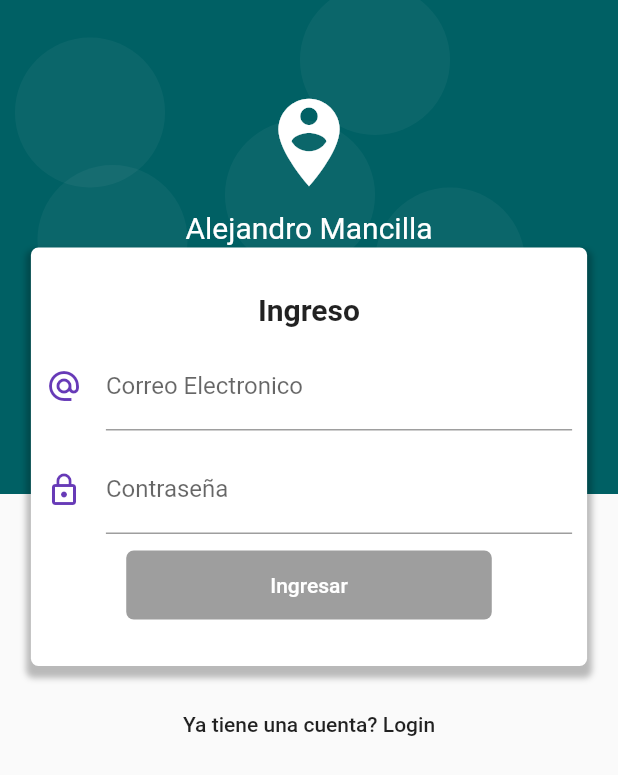
After one commit to AleMancilla/formularios-y-validacion-Flutter, a Flutter app: the RegistroPage screen opened by its route, on a phone screen of 412 x 824 dp. The commit adds this screen. Shown: the top 775 px of the screen. Run offline on Flutter 3.47's test engine with Material 2 defaults, Android fonts, the phone set to English and light mode, and no system bars; our stand-ins replace image_picker, rxdart; missing offline and left inert: mime_type.

Commit message:
pagina registro y login

```diff
--- a/lib/main.dart
+++ b/lib/main.dart
@@ -1,6 +1,7 @@
 import 'package:flutter/material.dart';
 import 'package:validacion_de_formulario/src/pages/HomePage.dart';
-import 'package:validacion_de_formulario/src/pages/LoginPage.dart';
+import 'package:validacion_de_formulario/src/pages/Login_Page.dart';
+import 'package:validacion_de_formulario/src/pages/Registro_Page.dart';
 import 'package:validacion_de_formulario/src/pages/producto_pages.dart';
 import 'package:validacion_de_formulario/src/bloc/Provider.dart';
 
@@ -13,10 +14,11 @@ class MyApp extends StatelessWidget {
       child: MaterialApp(
         title: 'Material App',
         debugShowCheckedModeBanner: false,
-        initialRoute: "/home",
+        initialRoute: "/login",
         routes: {
           "/home" : (BuildContext context) => HomePage(),
           "/login": (BuildContext context) => LoginPage(),
+          "/registro": (BuildContext context) => RegistroPage(),
           "/producto": (BuildContext context) => ProductoPage(),
         },
         theme: ThemeData(
--- a/lib/src/pages/LoginPage.dart
+++ b/lib/src/pages/Login_Page.dart
@@ -103,7 +103,10 @@ class LoginPage extends StatelessWidget {
               ],
             ),
           ),
-          Text("Olvido su contraseña?")
+          FlatButton(
+            onPressed: ()=>Navigator.pushReplacementNamed(context, "/registro"),
+            child: Text("Crear una nueva cuenta")
+          )
         ],
       ),
     );
--- /dev/null
+++ b/lib/src/pages/Registro_Page.dart
@@ -0,0 +1,198 @@
+import 'package:flutter/material.dart';
+import 'package:validacion_de_formulario/src/bloc/Provider.dart';
+
+class RegistroPage extends StatelessWidget {
+
+  @override
+  Widget build(BuildContext context) {
+    return Scaffold(
+      body: _cuerpo(context),
+    );
+  }
+
+  _cuerpo(BuildContext context) {
+    return Stack(
+      children: <Widget>[
+        _crearFondo(context),
+        _cabezaFormLogin(context),
+        _loginArea(context),
+      ],
+    );
+  }
+
+  Widget _crearFondo(BuildContext context){
+    final size = MediaQuery.of(context).size;
+    return Stack(
+      children:<Widget>[
+        Container(
+        height: size.height*0.4,
+        color: Colors.cyan[900],),
+        _circulo(10, 25),
+        _circulo(250, 125),
+        _circulo(200, -10),
+        _circulo(25, 110),
+        _circulo(150, 80),
+      ]
+    );
+  }
+
+  Widget _circulo( double x, double y){
+    return Positioned(
+      left: x,
+      top: y,
+      child: Container(
+        //color: Color.fromRGBO(225, 225, 225, 0.05),
+        width: 100.0,
+        height: 100.0,
+        decoration: BoxDecoration(
+          color: Color.fromRGBO(225, 225, 225, 0.05),
+          borderRadius: BorderRadius.circular(100.0)
+        ),
+      )
+    );
+  }
+
+  _cabezaFormLogin(BuildContext context) {
+    final size = MediaQuery.of(context).size;
+    return Container(
+      padding: EdgeInsets.only(top: 60.0),
+          child: Column(
+            children: <Widget>[
+
+              Icon(Icons.person_pin_circle,color: Colors.white,size: 70.0,),
+              SizedBox(height: 10.0,width: double.infinity,),
+              Text("Alejandro Mancilla",style: TextStyle(color: Colors.white,fontSize: 20.0),)
+            ],
+          ),
+
+        );
+  }
+
+  _loginArea(BuildContext context) {
+    final bloc = Provider.of(context);
+    final size = MediaQuery.of(context).size;
+    return SingleChildScrollView(
+      padding: EdgeInsets.symmetric(vertical: 50.0),
+      child: Column(
+        children: <Widget>[
+          SafeArea(child: Container(height: 100.0,)),
+          Container(
+            width: size.width * 0.9,
+            margin: EdgeInsets.symmetric(vertical: 15.0),
+            padding: EdgeInsets.symmetric(horizontal: 10.0,vertical: 30.0),
+            decoration: BoxDecoration(
+              color: Colors.white,
+              borderRadius: BorderRadius.circular(5.0),
+              boxShadow: <BoxShadow>[
+                BoxShadow(
+                  color: Colors.black26,
+                  blurRadius: 3.0,
+                  offset: Offset(0.0, 5.0),
+                  spreadRadius: 3.0
+                )
+              ]
+            ),
+            child: Column(
+              children: <Widget>[
+                Text("Ingreso",style: TextStyle(fontSize: 20.0,fontWeight: FontWeight.w600),),
+                _crearCorreo(bloc),
+                _crearPass(bloc),
+                _boton(bloc),
+
+              ],
+            ),
+          ),
+          FlatButton(
+            onPressed: ()=>Navigator.pushReplacementNamed(context, "/login"),
+            child: Text("Ya tiene una cuenta? Login")
+          )
+        ],
+      ),
+    );
+  }
+
+  _crearCorreo(LogicBloc bloc) {
+
+    return StreamBuilder(
+      stream: bloc.emailStream,
+      builder: (BuildContext context,AsyncSnapshot snapshot){
+        return Container(
+          padding: EdgeInsets.only(top: 10.0),
+          child: TextField(
+            obscureText: false,
+            decoration: InputDecoration(
+              icon: Icon(Icons.alternate_email,color: Colors.deepPurple,),
+              labelText: "Correo Electronico",
+              counterText: snapshot.data,
+              hintText: "ejemplo@correo.com",
+              errorText: snapshot.error
+            ),
+            onChanged: (value) => bloc.changeEmail(value),
+          ),
+        );
+      },
+
+    );
+
+
+  }
+
+  _crearPass(LogicBloc bloc) {
+
+    return StreamBuilder(
+      stream: bloc.passStream,
+      builder: (BuildContext context, AsyncSnapshot snapshot){
+        return Container(
+          margin: EdgeInsets.only(bottom: 10.0),
+          padding: EdgeInsets.only(top: 10.0),
+          child: TextField(
+            obscureText: true,
+            decoration: InputDecoration(
+              icon: Icon(Icons.lock_outline,color: Colors.deepPurple,),
+              labelText: "Contraseña",
+              counterText: snapshot.data,
+              errorText: snapshot.error
+            ),
+            onChanged: bloc.changePass,
+          ),
+        );
+
+      }
+    );
+
+  }
+
+  _boton(bloc) {
+
+    return StreamBuilder(
+      stream: bloc.formValidStream,
+      builder: (BuildContext context, AsyncSnapshot snapshot){
+        return RaisedButton(
+          onPressed: snapshot.hasData?()=> _infoLogin(bloc,context):null,
+          child: Container(
+            padding: EdgeInsets.symmetric(horizontal: 80.0,vertical: 15.0),
+            child: Text("Ingresar"),
+          ),
+          shape: RoundedRectangleBorder(
+            borderRadius: BorderRadius.circular(5.0)
+          ),
+          elevation: 0.0,
+          color: Colors.deepPurple,
+          textColor: Colors.white,
+
+        );
+      }
+    );
+
+
+  }
+
+  _infoLogin(LogicBloc bloc,BuildContext context){
+    print("================");
+    print("Email: ${bloc.email}");
+    print("Pass: ${bloc.pass}");
+    print("================");
+    Navigator.pushReplacementNamed(context, "/home");
+
+  }
+}
```
